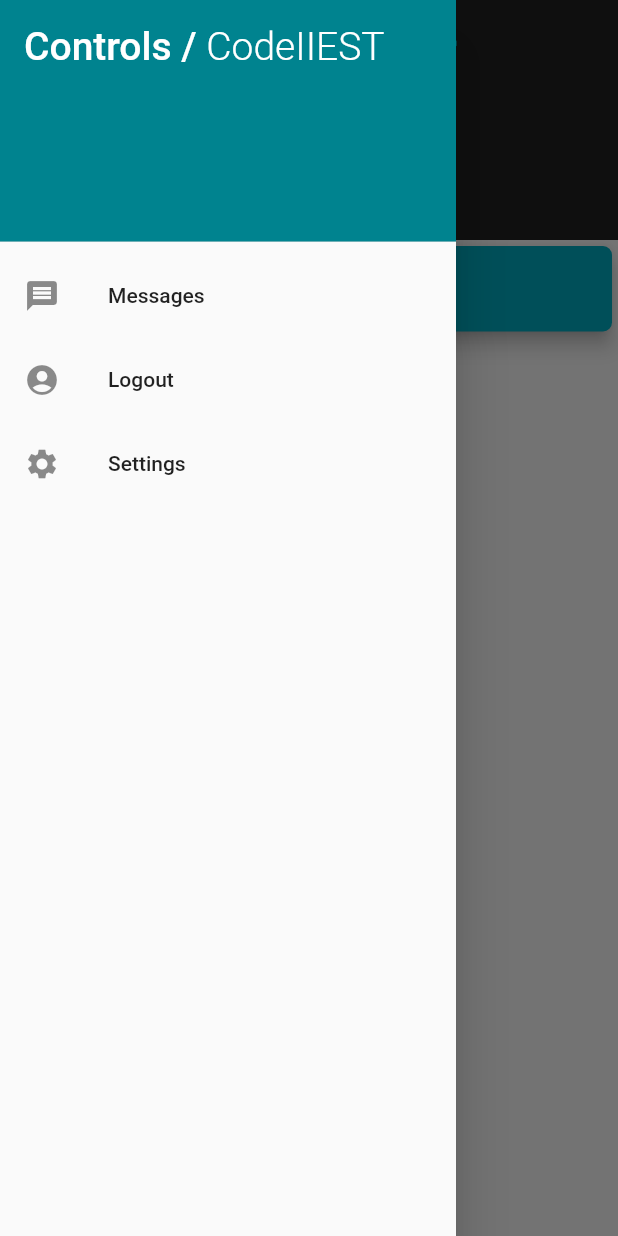
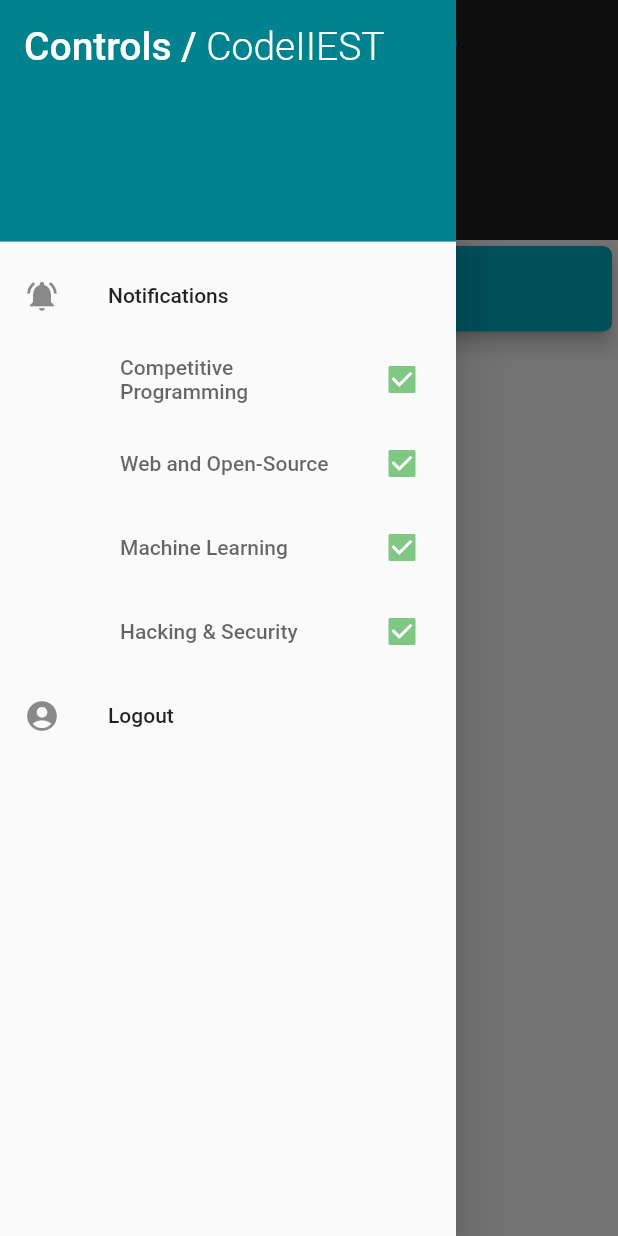
Before and after one commit to sarbikbetal/CodeIIEST-app, a Flutter app: the screen it shows once a user with an empty profile is signed in, with the side drawer open, on a phone screen of 412 x 824 dp. Run offline on Flutter 3.47's test engine with Material 2 defaults, Android fonts, the phone set to English and light mode, and no system bars; our stand-ins replace cloud_firestore, date_format, firebase_auth, firebase_messaging, flutter_signin_button, flutter_sticky_header and 2 more; accounts and stored records are empty; network calls fail.

Commit message:
Added shared prefs , category bases session icons

```diff
--- a/lib/main.dart
+++ b/lib/main.dart
@@ -12,6 +12,10 @@ class App extends StatelessWidget {
     return StreamProvider<User>.value(
       value: Authenticator().user,
       child: MaterialApp(
+        theme: ThemeData(
+          primaryColor: Colors.cyan[700],
+          accentColor: Colors.green[300],
+        ),
         home: Wrapper(),
       ),
     );
--- a/lib/models/session.dart
+++ b/lib/models/session.dart
@@ -7,9 +7,11 @@ class Session {
     this.date,
     this.domain,
     this.links,
+    this.code,
   });
 
   List links;
+  int code;
   Timestamp date;
   int id;
   List topics;
--- a/lib/screens/home/home.dart
+++ b/lib/screens/home/home.dart
@@ -5,6 +5,7 @@ import 'package:flutter_sticky_header/flutter_sticky_header.dart';
 import 'package:firebase_messaging/firebase_messaging.dart';
 import 'package:cloud_firestore/cloud_firestore.dart';
 import 'package:codeiiest/models/session.dart';
+import 'package:shared_preferences/shared_preferences.dart';
 
 class Home extends StatefulWidget {
   @override
@@ -16,9 +17,28 @@ class _HomeState extends State<Home> {
   final FirebaseMessaging _fcm = FirebaseMessaging();
   List<Session> _mainlist = [];
 
+  Map<String, bool> _subs = {
+    "cp": true,
+    "web": true,
+    "ml": true,
+    "security": true,
+  };
+
+  initSharedPrefs() async {
+    SharedPreferences prefs = await SharedPreferences.getInstance();
+    _subs['cp'] = prefs.getBool('cp') ?? true;
+    _subs['web'] = prefs.getBool('web') ?? true;
+    _subs['ml'] = prefs.getBool('ml') ?? true;
+    _subs['security'] = prefs.getBool('security') ?? true;
+    this.setState(() {});
+  }
+
   @override
   void initState() {
     super.initState();
+    // Shared preferences
+    initSharedPrefs();
+    // Firebase Cloud Messaging Init
     _fcm.configure(
       onMessage: (Map<String, dynamic> message) async {
         print("onMessage: $message");
@@ -82,8 +102,88 @@ class _HomeState extends State<Home> {
               ),
             ),
             ListTile(
-              leading: Icon(Icons.message),
-              title: Text('Messages'),
+              leading: Icon(Icons.notifications_active),
+              title: Text('Notifications'),
+            ),
+            CheckboxListTile(
+              value: this._subs['cp'],
+              title: Padding(
+                padding: const EdgeInsets.only(left: 64.0),
+                child: const Text(
+                  'Competitive Programming',
+                  style: TextStyle(color: Color(0x99000000)),
+                ),
+              ),
+              onChanged: (bool value) async {
+                value
+                    ? _fcm.subscribeToTopic('CP')
+                    : _fcm.unsubscribeFromTopic('CP');
+                this.setState(() {
+                  this._subs['cp'] = !this._subs['cp'];
+                });
+                SharedPreferences prefs = await SharedPreferences.getInstance();
+                await prefs.setBool('cp', this._subs['cp']);
+              },
+            ),
+            CheckboxListTile(
+              value: this._subs['web'],
+              title: Padding(
+                padding: const EdgeInsets.only(left: 64.0),
+                child: const Text(
+                  'Web and Open-Source',
+                  style: TextStyle(color: Color(0x99000000)),
+                ),
+              ),
+              onChanged: (bool value) async {
+                value
+                    ? _fcm.subscribeToTopic('web')
+                    : _fcm.unsubscribeFromTopic('web');
+                this.setState(() {
+                  this._subs['web'] = !this._subs['web'];
+                });
+                SharedPreferences prefs = await SharedPreferences.getInstance();
+                await prefs.setBool('web', this._subs['web']);
+              },
+            ),
+            CheckboxListTile(
+              value: this._subs['ml'],
+              title: Padding(
+                padding: const EdgeInsets.only(left: 64.0),
+                child: const Text(
+                  'Machine Learning',
+                  style: TextStyle(color: Color(0x99000000)),
+                ),
+              ),
+              onChanged: (bool value) async {
+                value
+                    ? _fcm.subscribeToTopic('ML')
+                    : _fcm.unsubscribeFromTopic('ML');
+                this.setState(() {
+                  this._subs['ml'] = !this._subs['ml'];
+                });
+                SharedPreferences prefs = await SharedPreferences.getInstance();
+                await prefs.setBool('ml', this._subs['ml']);
+              },
+            ),
+            CheckboxListTile(
+              value: this._subs['security'],
+              title: Padding(
+                padding: const EdgeInsets.only(left: 64.0),
+                child: const Text(
+                  'Hacking & Security',
+                  style: TextStyle(color: Color(0x99000000)),
+                ),
+              ),
+              onChanged: (bool value) async {
+                value
+                    ? _fcm.subscribeToTopic('security')
+                    : _fcm.unsubscribeFromTopic('security');
+                this.setState(() {
+                  this._subs['security'] = !this._subs['security'];
+                });
+                SharedPreferences prefs = await SharedPreferences.getInstance();
+                await prefs.setBool('security', this._subs['security']);
+              },
             ),
             ListTile(
               leading: Icon(Icons.account_circle),
@@ -91,10 +191,6 @@ class _HomeState extends State<Home> {
               onTap: () async {
                 await _auth.signOut();
               },
-            ),
-            ListTile(
-              leading: Icon(Icons.settings),
-              title: Text('Settings'),
             ),
           ],
         ),
@@ -155,12 +251,13 @@ class _HomeState extends State<Home> {
                         _mainlist.clear();
                         snapshot.data.documents.asMap().forEach((index, doc) {
                           _mainlist.add(Session(
-                            id: index,
-                            domain: doc['domain'],
-                            date: doc['date'],
-                            topics: doc['topics'] != null ? doc['topics'] : [],
-                            links: doc['links'] != null ? doc['links'] : [],
-                          ));
+                              id: index,
+                              domain: doc['domain'],
+                              date: doc['date'],
+                              topics:
+                                  doc['topics'] != null ? doc['topics'] : [],
+                              links: doc['links'] != null ? doc['links'] : [],
+                              code: doc['code'] != null ? doc['code'] : 0));
                         });
 
                         return Padding(
```
Also changed, not shown: lib/screens/authenticate/login.dart (+7 -4 lines), lib/screens/partials/sessionCard.dart (+8 -2 lines), pubspec.yaml (+4 -4 lines), assets/0.png (added), assets/1.png (added), assets/2.png (added), assets/3.png (added), assets/4.png (added), assets/err.png (added), pubspec.lock, 1 other file.
